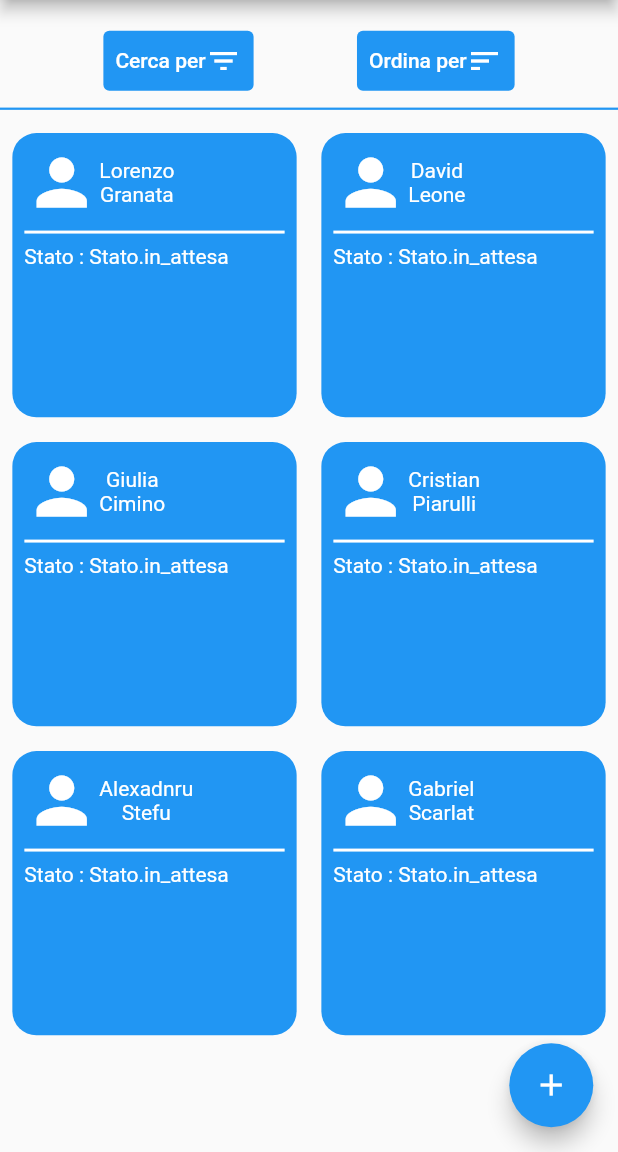
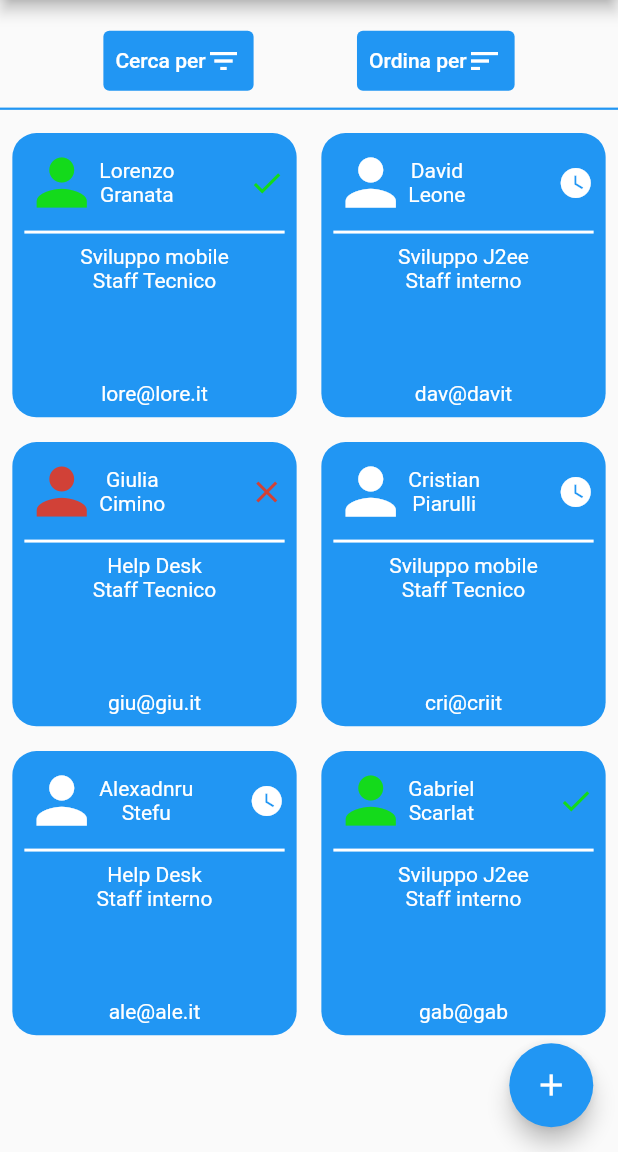
Before and after one commit to GiovanniCipolla/solving-recruitment-flutter, a Flutter app: the CandidatoScreen screen opened by its route, on a phone screen of 412 x 824 dp, the part 84-1236 px from its top. Run offline on Flutter 3.47's test engine with Material 2 defaults, Android fonts, the phone set to English and light mode, and no system bars.

Commit message:
aggiustato candidato screen

```diff
--- a/lib/costants.dart
+++ b/lib/costants.dart
@@ -1,4 +1,5 @@
 import 'package:flutter/material.dart';
+import 'package:solving_recruitment_flutter/models/candidato.dart';
 import 'package:solving_recruitment_flutter/models/colloquio.dart';
 
 const urlAPI = 'http://localhost:8080/api';
@@ -51,11 +52,11 @@ void showConfirmationDialog(BuildContext context, String title,
 }
 
 Map<FeedbackColloquio, String> feedbackLabelMap = {
-  FeedbackColloquio.ottimo: "ottimo",
+  FeedbackColloquio.ottimo: "Ottimo",
   FeedbackColloquio.buono: "buono",
-  FeedbackColloquio.soddisfacente: "soddisfacente",
-  FeedbackColloquio.dubbio: "dubbio",
-  FeedbackColloquio.non_adeguato: "non adeguato",
+  FeedbackColloquio.soddisfacente: "Soddisfacente",
+  FeedbackColloquio.dubbio: "Dubbio",
+  FeedbackColloquio.non_adeguato: "Non adeguato",
 };
 
 Map<FeedbackColloquio, Color> feedbackColorMap = {
@@ -67,7 +68,20 @@ Map<FeedbackColloquio, Color> feedbackColorMap = {
 };
 
 Map<Tipologia, String> tipologiaMap = {
-  Tipologia.conoscitivo: "conoscitivo",
-  Tipologia.tecnico: "tecnico",
-  Tipologia.finale: "finale",
+  Tipologia.conoscitivo: "Conoscitivo",
+  Tipologia.tecnico: "Tecnico",
+  Tipologia.finale: "Finale",
 };
+
+Map<Stato, String> statoCandidatoMap = {
+  Stato.superato: "Superato",
+  Stato.rifiutato: "Rifiutato",
+  Stato.in_attesa: "In attesa",
+};
+Map<Stato, Icon> statoCandidatoIconMap = {
+  Stato.superato:
+      const Icon(Icons.check, color: Color.fromARGB(255, 20, 218, 27)),
+  Stato.rifiutato:
+      const Icon(Icons.close, color: Color.fromARGB(255, 209, 65, 55)),
+  Stato.in_attesa: const Icon(Icons.watch_later, color: Colors.white),
+};
--- a/lib/data/data_mock.dart
+++ b/lib/data/data_mock.dart
@@ -71,58 +71,78 @@ List<Selezionatore> selezionatoriMock = [
 ];
 
 class CandidatoProva {
-CandidatoProva({
-  required this.nome,
+  CandidatoProva(
+      {required this.nome,
       required this.cognome,
-  required this.stato
-});
+      required this.stato,
+      required this.area,
+      required this.annuncio,
+      required this.email});
 
+  final String email;
+  final Annuncio annuncio;
+  final Area area;
   final String nome;
   final String cognome;
   final Stato stato;
 }
 
-
 CandidatoProva candidato1 = CandidatoProva(
     nome: 'Lorenzo',
     cognome: 'Granata',
-  stato: Stato.in_attesa
-);
+    stato: Stato.superato,
+    area: areaA1,
+    annuncio: annuncio1,
+    email: 'lore@lore.it');
 CandidatoProva candidato2 = CandidatoProva(
     nome: 'David',
     cognome: 'Leone',
-  stato: Stato.in_attesa
-);
+    stato: Stato.in_attesa,
+    area: areaA2,
+    annuncio: annuncio2,
+    email: 'dav@davit');
 CandidatoProva candidato3 = CandidatoProva(
     nome: 'Giulia',
     cognome: 'Cimino',
-  stato: Stato.in_attesa
-);
+    stato: Stato.rifiutato,
+    area: area1,
+    annuncio: annuncio3,
+    email: 'giu@giu.it');
 CandidatoProva candidato4 = CandidatoProva(
     nome: 'Cristian',
     cognome: 'Piarulli',
-  stato: Stato.in_attesa
-);
+    stato: Stato.in_attesa,
+    area: areaA1,
+    annuncio: annuncio1,
+    email: 'cri@criit');
 CandidatoProva candidato5 = CandidatoProva(
     nome: 'Alexadnru',
     cognome: 'Stefu',
-  stato: Stato.in_attesa
-);
+    stato: Stato.in_attesa,
+    area: areaA2,
+    annuncio: annuncio3,
+    email: 'ale@ale.it');
 CandidatoProva candidato6 = CandidatoProva(
     nome: 'Gabriel',
     cognome: 'Scarlat',
-  stato: Stato.in_attesa
-);
+    stato: Stato.superato,
+    area: areaA2,
+    annuncio: annuncio2,
+    email: 'gab@gab');
 CandidatoProva candidato7 = CandidatoProva(
     nome: 'Simone',
     cognome: 'Riillo',
-  stato: Stato.in_attesa
-);
+    stato: Stato.superato,
+    area: areaA1,
+    annuncio: annuncio1,
+    email: 'sim@sim.it');
 CandidatoProva candidato8 = CandidatoProva(
     nome: 'Ludovica',
     cognome: 'Guiducci',
-  stato: Stato.in_attesa
-);
+    stato: Stato.rifiutato,
+    area: areaA1,
+    annuncio: annuncio2,
+    email: 'lud@lud.it');
 
 List<CandidatoProva> candidatiMock = [
   candidato1,
@@ -135,34 +155,29 @@ List<CandidatoProva> candidatiMock = [
   candidato8
 ];
 
-
-
 Colloquio colloquio1 = Colloquio(
   data: DateTime.now(),
   candidato: candidato1,
-  selezionatore: selezionatore1, tipologia: Tipologia.conoscitivo,
+  selezionatore: selezionatore1,
+  tipologia: Tipologia.conoscitivo,
 );
 Colloquio colloquio2 = Colloquio(
     data: DateTime.now(),
     candidato: candidato2,
-  selezionatore: selezionatore2, tipologia: Tipologia.finale,
-  feedbackColloquio: FeedbackColloquio.non_adeguato
-);
+    selezionatore: selezionatore2,
+    tipologia: Tipologia.finale,
+    feedbackColloquio: FeedbackColloquio.non_adeguato);
 Colloquio colloquio3 = Colloquio(
   data: DateTime.now(),
   candidato: candidato3,
-  selezionatore: selezionatore3, tipologia: Tipologia.conoscitivo,
+  selezionatore: selezionatore3,
+  tipologia: Tipologia.conoscitivo,
 );
 Colloquio colloquio4 = Colloquio(
     data: DateTime.now(),
     candidato: candidato4,
-  selezionatore: selezionatore1, tipologia: Tipologia.tecnico,
-  feedbackColloquio: FeedbackColloquio.buono
-);
+    selezionatore: selezionatore1,
+    tipologia: Tipologia.tecnico,
+    feedbackColloquio: FeedbackColloquio.buono);
 
-List<Colloquio> colloquiMock = [
-  colloquio1,
-  colloquio2,
-  colloquio3,
-  colloquio4
-];
+List<Colloquio> colloquiMock = [colloquio1, colloquio2, colloquio3, colloquio4];
--- a/lib/widgets/candidato_widgets/candidato_item.dart
+++ b/lib/widgets/candidato_widgets/candidato_item.dart
@@ -1,4 +1,5 @@
 import 'package:flutter/material.dart';
+import 'package:solving_recruitment_flutter/costants.dart';
 import 'package:solving_recruitment_flutter/data/data_mock.dart';
 import 'package:solving_recruitment_flutter/data/size.dart';
 
@@ -25,7 +26,7 @@ class CandidatoItem extends StatelessWidget {
               children: [
                 Icon(
                   Icons.person,
-                  color: Theme.of(context).colorScheme.onPrimary,
+                  color: statoCandidatoIconMap[candidato.stato]!.color,
                   size: 50,
                 ),
                 Column(
@@ -44,6 +45,8 @@ class CandidatoItem extends StatelessWidget {
                     ),
                   ],
                 ),
+                const Spacer(),
+                statoCandidatoIconMap[candidato.stato]!,
               ],
             ),
              Divider(
@@ -51,9 +54,22 @@ class CandidatoItem extends StatelessWidget {
               thickness: 2,
             ),
             Row(
+              mainAxisAlignment: MainAxisAlignment.center,
               children: [
-                Text('Stato : ', style: TextStyle(color: Theme.of(context).colorScheme.onPrimary)),
-                Text(candidato.stato.toString(), style: TextStyle(color: Theme.of(context).colorScheme.onPrimary)),
+                Text(candidato.annuncio.titolo , style: TextStyle(color: Theme.of(context).colorScheme.onPrimary)),
+              ]
+            ),
+            Row(
+              mainAxisAlignment: MainAxisAlignment.center,
+              children: [
+                Text(candidato.area.denominazione , style: TextStyle(color: Theme.of(context).colorScheme.onPrimary)),
+              ]
+            ),
+            const Spacer(),
+            Row(
+              mainAxisAlignment: MainAxisAlignment.center,
+              children: [
+                Text(candidato.email , style: TextStyle(color: Theme.of(context).colorScheme.onPrimary)),
               ]
             )
           ]
```
Lines whose indentation alone changed are shown as unchanged.
